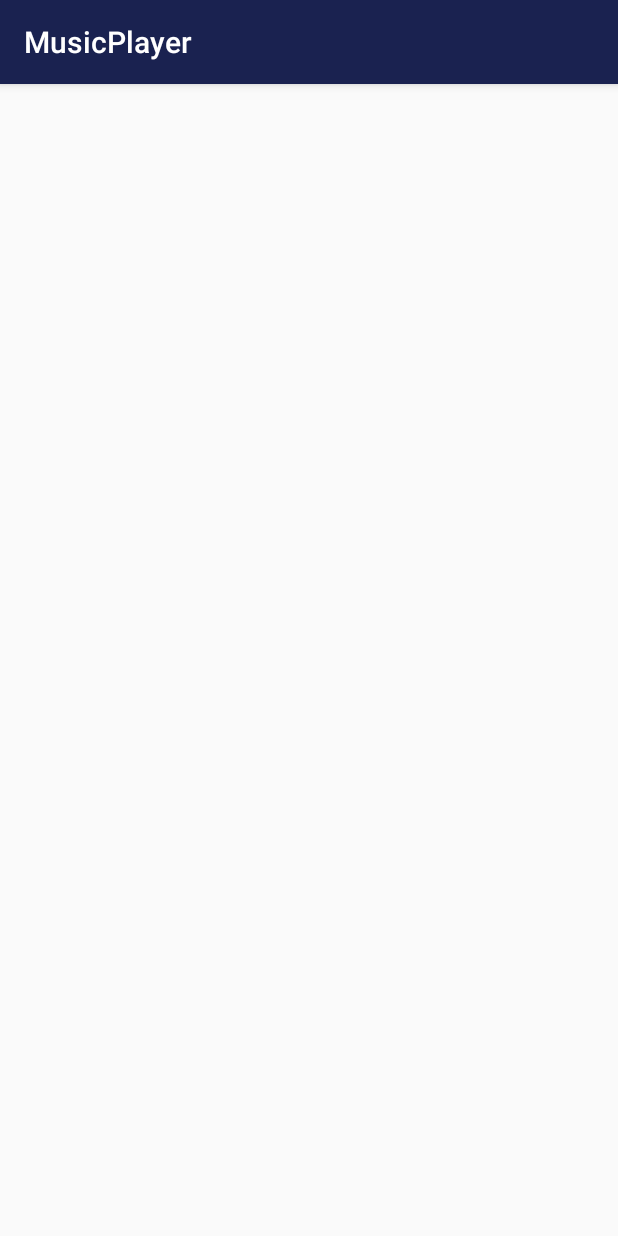
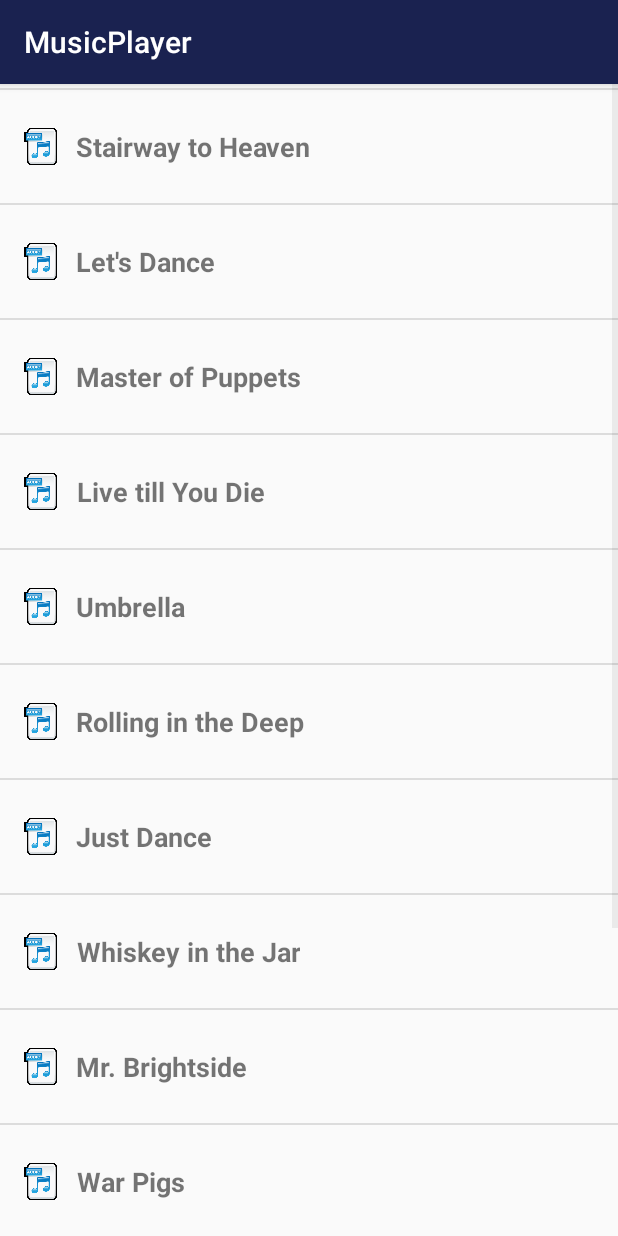
Before and after one commit to gzr7702/MusicPlayer, an Android app: the DisplayLibraryActivity screen opened directly, with no data from a screen before it, on a phone screen of 412 x 824 dp. Run offline under Robolectric (Android 15) with nearby library versions, the phone set to English and light mode, and no system bars.

Commit message:
fix: tweak ListView to have icon and custom adapter

```diff
--- a/app/src/main/java/com/gzr7702/musicplayer/DisplayLibraryActivity.java
+++ b/app/src/main/java/com/gzr7702/musicplayer/DisplayLibraryActivity.java
@@ -1,7 +1,12 @@
 package com.gzr7702.musicplayer;
 
+import android.support.constraint.solver.ArrayLinkedVariables;
 import android.support.v7.app.AppCompatActivity;
 import android.os.Bundle;
+import android.widget.ArrayAdapter;
+import android.widget.ListView;
+
+import java.util.ArrayList;
 
 
 /*
@@ -14,5 +19,31 @@ public class DisplayLibraryActivity extends AppCompatActivity {
     protected void onCreate(Bundle savedInstanceState) {
         super.onCreate(savedInstanceState);
         setContentView(R.layout.activity_display_library);
+
+        ArrayAdapter adapter = new ListAdapter(this, generateData());
+
+        ListView listView = (ListView) findViewById(R.id.music_list);
+        listView.setAdapter(adapter);
+    }
+
+    private ArrayList<SongItem> generateData() {
+        ArrayList<SongItem> songs = new ArrayList<SongItem>();
+        songs.add(new SongItem("Song List"));
+        songs.add(new SongItem(R.drawable.audio_file, "Stairway to Heaven"));
+        songs.add(new SongItem(R.drawable.audio_file, "Let's Dance"));
+        songs.add(new SongItem(R.drawable.audio_file, "Master of Puppets"));
+        songs.add(new SongItem(R.drawable.audio_file, "Live till You Die"));
+        songs.add(new SongItem(R.drawable.audio_file, "Umbrella"));
+        songs.add(new SongItem(R.drawable.audio_file, "Rolling in the Deep"));
+        songs.add(new SongItem(R.drawable.audio_file, "Just Dance"));
+        songs.add(new SongItem(R.drawable.audio_file, "Whiskey in the Jar"));
+        songs.add(new SongItem(R.drawable.audio_file, "Mr. Brightside"));
+        songs.add(new SongItem(R.drawable.audio_file, "War Pigs"));
+        songs.add(new SongItem(R.drawable.audio_file, "Ghost Town"));
+        songs.add(new SongItem(R.drawable.audio_file, "Message in a Bottle"));
+        songs.add(new SongItem(R.drawable.audio_file, "Billie Jean"));
+        songs.add(new SongItem(R.drawable.audio_file, "Bohemian Rhapsody"));
+
+        return songs;
     }
 }
--- /dev/null
+++ b/app/src/main/java/com/gzr7702/musicplayer/ListAdapter.java
@@ -0,0 +1,51 @@
+package com.gzr7702.musicplayer;
+
+import java.util.ArrayList;
+
+import android.content.Context;
+import android.view.LayoutInflater;
+import android.view.View;
+import android.view.ViewGroup;
+import android.widget.ArrayAdapter;
+import android.widget.ImageView;
+import android.widget.TextView;
+
+public class ListAdapter extends ArrayAdapter<SongItem> {
+
+    private final Context context;
+    private final ArrayList<SongItem> songArrayList;
+
+    public ListAdapter(Context context, ArrayList<SongItem> songArrayList) {
+
+        super(context, R.layout.listview_item, songArrayList);
+
+        this.context = context;
+        this.songArrayList = songArrayList;
+    }
+
+    @Override
+    public View getView(int position, View convertView, ViewGroup parent) {
+
+        LayoutInflater inflater = (LayoutInflater) context
+                .getSystemService(Context.LAYOUT_INFLATER_SERVICE);
+
+
+        View rowView = null;
+        if(!songArrayList.get(position).isGroupHeader()){
+            rowView = inflater.inflate(R.layout.listview_item, parent, false);
+
+            ImageView imgView = (ImageView) rowView.findViewById(R.id.music_icon);
+            TextView titleView = (TextView) rowView.findViewById(R.id.label);
+
+            imgView.setImageResource(songArrayList.get(position).getIcon());
+            titleView.setText(songArrayList.get(position).getTitle());
+        }
+        else{
+            rowView = inflater.inflate(R.layout.listview_header, parent, false);
+            TextView titleView = (TextView) rowView.findViewById(R.id.header);
+            titleView.setText(songArrayList.get(position).getTitle());
+        }
+
+        return rowView;
+    }
+}
--- /dev/null
+++ b/app/src/main/java/com/gzr7702/musicplayer/SongItem.java
@@ -0,0 +1,42 @@
+package com.gzr7702.musicplayer;
+
+import java.util.List;
+
+/**
+ * Created by rob on 4/29/17.
+ */
+
+public class SongItem {
+    private int icon;
+    private String title;
+
+    private boolean isGroupHeader = false;
+
+    public SongItem(String title) {
+        //this(-1, title);
+        this.title = title;
+        isGroupHeader = true;
+    }
+
+    public SongItem(int icon, String title) {
+        super();
+        this.icon = icon;
+        this.title = title;
+    }
+
+    public void setTitle(String title) {
+        this.title = title;
+    }
+
+    public String getTitle() {
+        return this.title;
+    }
+
+    public int getIcon() {
+        return this.icon;
+    }
+
+    public Boolean isGroupHeader() {
+        return isGroupHeader;
+    }
+}
--- a/app/src/main/res/layout/activity_display_library.xml
+++ b/app/src/main/res/layout/activity_display_library.xml
@@ -4,7 +4,8 @@
               android:layout_width="match_parent"
               android:layout_height="match_parent">
     <ListView
+        android:id="@+id/music_list"
         android:layout_width="match_parent"
-        android:layout_height="wrap_content"></ListView>
+        android:layout_height="wrap_content" />
 
 </LinearLayout>
--- /dev/null
+++ b/app/src/main/res/layout/listview_header.xml
@@ -0,0 +1,22 @@
+<?xml version="1.0" encoding="utf-8"?>
+<!--  Single List Item Design -->
+
+<LinearLayout
+    xmlns:android="http://schemas.android.com/apk/res/android"
+    android:layout_width="match_parent"
+    android:layout_height="wrap_content">
+
+    <TextView xmlns:android="http://schemas.android.com/apk/res/android"
+              android:id="@+id/header"
+              android:layout_width="fill_parent"
+              android:layout_height="fill_parent"
+              android:padding="10dip"
+              android:textSize="16dip"
+              android:textStyle="bold" />
+    <View
+        android:layout_width="match_parent"
+        android:layout_height="1dp"
+        android:layout_marginBottom="1dp"
+        android:layout_alignParentBottom="true"
+        android:background="#DADADC" />
+</LinearLayout>
--- /dev/null
+++ b/app/src/main/res/layout/listview_item.xml
@@ -0,0 +1,24 @@
+<?xml version="1.0" encoding="utf-8"?>
+<!--  Single List Item Design -->
+
+<LinearLayout
+    xmlns:android="http://schemas.android.com/apk/res/android"
+    android:layout_width="match_parent"
+    android:layout_height="wrap_content"
+    android:padding="15dp">
+
+    <ImageView
+        android:id="@+id/music_icon"
+        android:layout_width="25dp"
+        android:layout_height="match_parent"
+        android:src="@drawable/audio_file"/>
+
+    <TextView xmlns:android="http://schemas.android.com/apk/res/android"
+              android:id="@+id/label"
+              android:layout_width="wrap_content"
+              android:layout_height="wrap_content"
+              android:gravity="center_horizontal"
+              android:padding="10dip"
+              android:textSize="18sp"
+              android:textStyle="bold"/>
+</LinearLayout>
--- a/app/src/main/res/values/strings.xml
+++ b/app/src/main/res/values/strings.xml
@@ -2,4 +2,6 @@
     <string name="app_name">MusicPlayer</string>
     <string name="main_activity_label">This is the main activity that holds the logo and start button</string>
     <string name="instructions">Welcome to Music Player. Click to open your library</string>
+
+    <string name="header">Music Library</string>
 </resources>
```
Also changed, not shown: app/src/main/res/drawable/audio_file.png (added).
